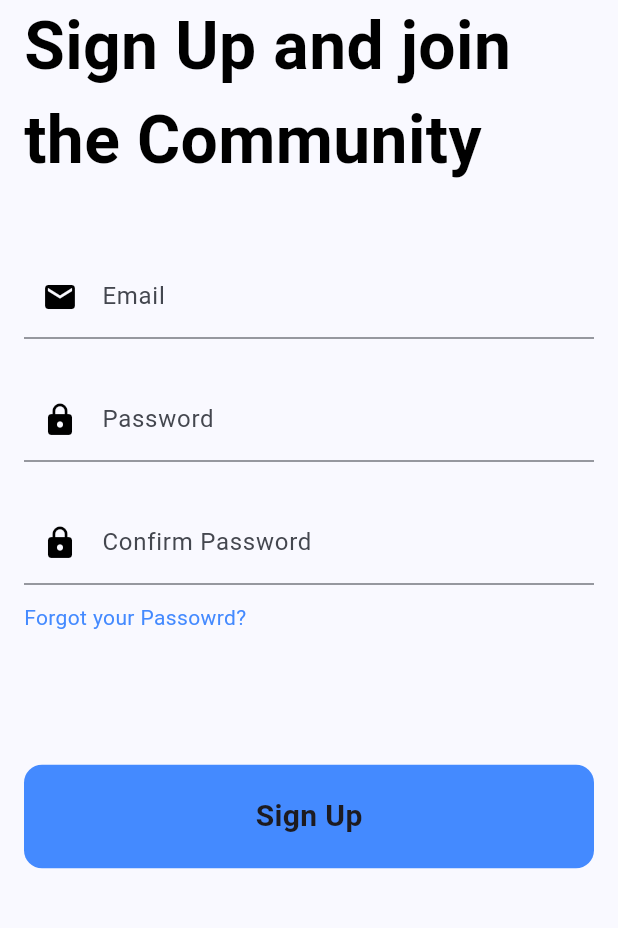
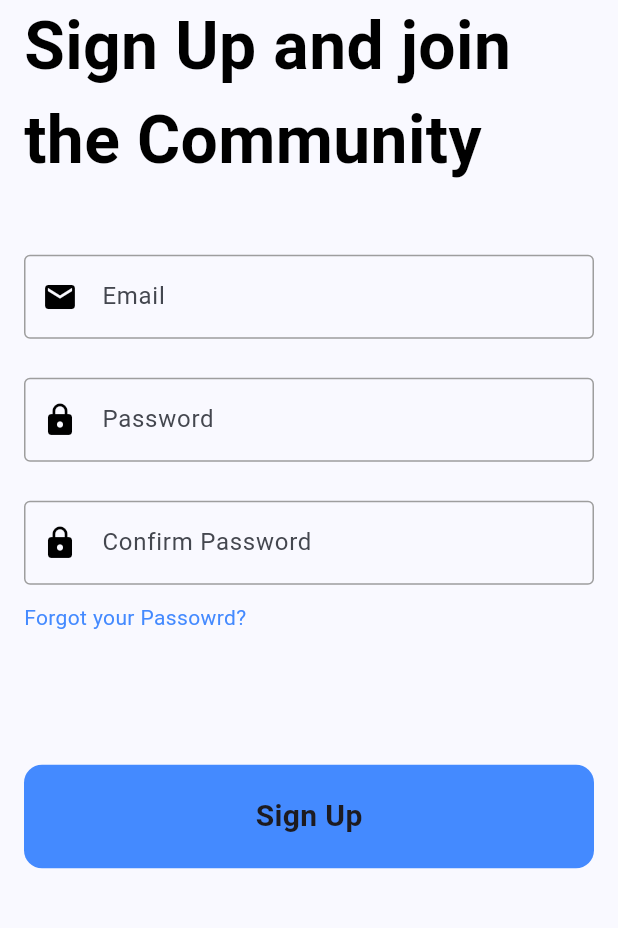
Before and after one commit to Ivicago5/UniDorm, a Flutter app: the screen it shows after launch, after a tap on "Don't have an account? Sign Up", on a phone screen of 412 x 824 dp, the part 256-1184 px from its top. Run offline on Flutter 3.47's test engine with Material 3 defaults, Android fonts, the phone set to English and light mode, and no system bars; our stand-ins replace flutter_secure_storage, google_fonts, supabase_flutter; missing offline and left inert: bcrypt; accounts and stored records are empty; network calls fail; Roboto replaces fonts that are missing (Gabarito).

Commit message:
Update: Changes to everything

```diff
--- a/lib/auth/auth_gate.dart
+++ b/lib/auth/auth_gate.dart
@@ -24,27 +24,52 @@ class AuthGate extends StatelessWidget {
 
   @override
   Widget build(BuildContext context) {
-    return StreamBuilder(
-      //listen to auth state changes
-      stream: Supabase.instance.client.auth.onAuthStateChange,
-
-      //build appropriate page based on auth state
+    return FutureBuilder(
+      future: checkActiveSession(),
       builder: (context, snapshot) {
-        //loagding
+        // Loading state
         if (snapshot.connectionState == ConnectionState.waiting) {
           return const Scaffold(
             body: Center(child: CircularProgressIndicator()),
           );
         }
 
-        final session = snapshot.hasData ? snapshot.data!.session : null;
+        final isAuthenticated = snapshot.data == true;
 
-        if(session != null){
-          return ProfilePage();
-        } else {
-          return LoginPage();
-        }
-      }
+        return isAuthenticated ? ProfilePage() : LoginPage();
+      },
     );
   }
+
+  Future<bool> checkActiveSession() async {
+  final supabase = Supabase.instance.client;
+
+  // Check session based on session_token (store it in secure storage on login)
+  final sessionToken = await getSessionToken(); // Retrieve from secure storage
+
+  if (sessionToken == null) return false;
+
+  try {
+    final response = await supabase
+        .from('user_sessions')
+        .select()
+        .eq('session_token', sessionToken)
+        .maybeSingle(); // Returns `null` if no record is found
+
+    if (response == null || DateTime.parse(response['expires_at']).isBefore(DateTime.now())) {
+      return false;
+    }
+
+    return true;
+  } catch (e) {
+
+    return false;
+  }
 }
+
+  Future<String?> getSessionToken() async {
+    // Implement secure storage to persist session tokens
+    // Example: Using flutter_secure_storage
+    return null; // Placeholder
+  }
+}
--- a/lib/main.dart
+++ b/lib/main.dart
@@ -2,12 +2,15 @@ import 'package:google_fonts/google_fonts.dart';
 import 'package:flutter/material.dart';
 import 'package:supabase_flutter/supabase_flutter.dart';
 import 'package:unidorm/auth/auth_gate.dart';
+import 'package:unidorm/pages/login_page.dart';
+import 'package:unidorm/pages/profile_page.dart';
 
 void main() async {
   await Supabase.initialize(
     url: 'https://vahhilqwtipmruxynjwz.supabase.co',
     anonKey: 'eyJhbGciOiJIUzI1NiIsInR5cCI6IkpXVCJ9.eyJpc3MiOiJzdXBhYmFzZSIsInJlZiI6InZhaGhpbHF3dGlwbXJ1eHluand6Iiwicm9sZSI6ImFub24iLCJpYXQiOjE3MzI5Nzc1MTgsImV4cCI6MjA0ODU1MzUxOH0.lG-0yCKcuod2wJx8qIsTPGDXqdcNNNp2oEveOH5hBbA',
   );
+  WidgetsFlutterBinding.ensureInitialized();
 
   runApp(const MyApp());
 }
@@ -19,6 +22,11 @@ class MyApp extends StatelessWidget {
   Widget build(BuildContext context) {
     final textTheme = Theme.of(context).textTheme;
     return MaterialApp(
+      initialRoute: '/login',
+      routes: {
+        '/login': (context) => const LoginPage(),
+        '/profile': (context) => const ProfilePage(),
+      },
       debugShowCheckedModeBanner: false,
       title: 'UniDorm',
       theme: ThemeData(
--- a/lib/pages/register_page.dart
+++ b/lib/pages/register_page.dart
@@ -15,12 +15,14 @@ class _RegisterPageState extends State<RegisterPage> {
   final authService = AuthService();
 
   //text controllers
+  final _usernameController = TextEditingController();
   final _emailController = TextEditingController();
   final _passwordController = TextEditingController();
   final _confirmPasswordController = TextEditingController();
 
   //sign up button pressed
   void signUp() async {
+    final username = _usernameController.text;
     final email = _emailController.text;
     final password = _passwordController.text;
     final confirmPassword = _confirmPasswordController.text;
@@ -33,9 +35,10 @@ class _RegisterPageState extends State<RegisterPage> {
 
     //attempt sign up
     try{
-      await authService.signUpWithEmailPassword(email, password);
-
+      await authService.signUpWithEmailPassword(username ,email, password);
+      if (mounted) {
         Navigator.pop(context);
+      }
     } catch (error) {
         if (mounted) {
           ScaffoldMessenger.of(context).showSnackBar(SnackBar(content: Text("Error: $error")));
@@ -76,7 +79,16 @@ class _RegisterPageState extends State<RegisterPage> {
               keyboardType: TextInputType.emailAddress,
               decoration: InputDecoration(
                 labelText: "Email",
-              prefixIcon:Icon(Icons.mail,color: Colors.black,)
+                prefixIcon: Icon(
+                  Icons.mail,
+                  color: Colors.black,
+                ),
+                focusedBorder: OutlineInputBorder(
+                  borderSide: BorderSide(color: Colors.blueAccent, width: 2.0),
+                ),
+                enabledBorder: OutlineInputBorder(
+                  borderSide: BorderSide(color: Colors.grey, width: 1.0),
+                ),
               ),
               controller: _emailController,
             ),
@@ -87,7 +99,16 @@ class _RegisterPageState extends State<RegisterPage> {
               obscureText: true,
               decoration: InputDecoration(
                 labelText: "Password",
-              prefixIcon: Icon(Icons.lock, color: Colors.black,)
+                prefixIcon: Icon(
+                  Icons.lock,
+                  color: Colors.black,
+                ),
+                focusedBorder: OutlineInputBorder(
+                  borderSide: BorderSide(color: Colors.blueAccent, width: 2.0),
+                ),
+                enabledBorder: OutlineInputBorder(
+                  borderSide: BorderSide(color: Colors.grey, width: 1.0),
+                ),
               ),
               controller: _passwordController,
             ),
@@ -98,7 +119,16 @@ class _RegisterPageState extends State<RegisterPage> {
             obscureText: true,
             decoration: InputDecoration(
               labelText: "Confirm Password",
-              prefixIcon: Icon(Icons.lock, color: Colors.black,)
+              prefixIcon: Icon(
+                  Icons.lock,
+                  color: Colors.black,
+                ),
+                focusedBorder: OutlineInputBorder(
+                  borderSide: BorderSide(color: Colors.blueAccent, width: 2.0),
+                ),
+                enabledBorder: OutlineInputBorder(
+                  borderSide: BorderSide(color: Colors.grey, width: 1.0),
+                ),
             ),
             controller: _confirmPasswordController,
           ),
--- a/pubspec.yaml
+++ b/pubspec.yaml
@@ -37,6 +37,11 @@ dependencies:
   cupertino_icons: ^1.0.8
   google_fonts: ^6.2.1
   supabase_flutter: ^2.8.1
+  bcrypt: ^1.1.3
+  flutter_secure_storage: ^9.0.0
+  device_info_plus: ^11.0.0
+  http: ^1.2.2
+  fk_user_agent: ^2.1.0
 
 dev_dependencies:
   flutter_test:
```
Also changed, not shown: lib/auth/auth_service.dart (+83 -12 lines), lib/pages/login_page.dart (+12 -3 lines), lib/pages/profile_page.dart (+33 -2 lines), pubspec.lock, 7 other files. Lines whose indentation alone changed are shown as unchanged.
